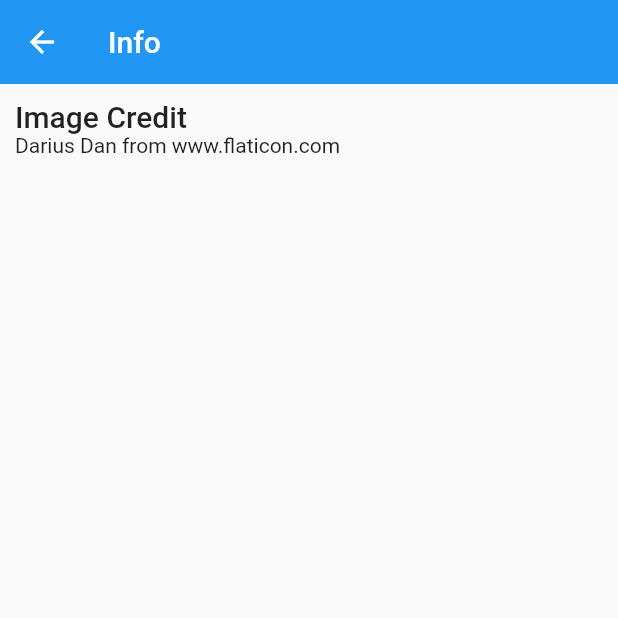
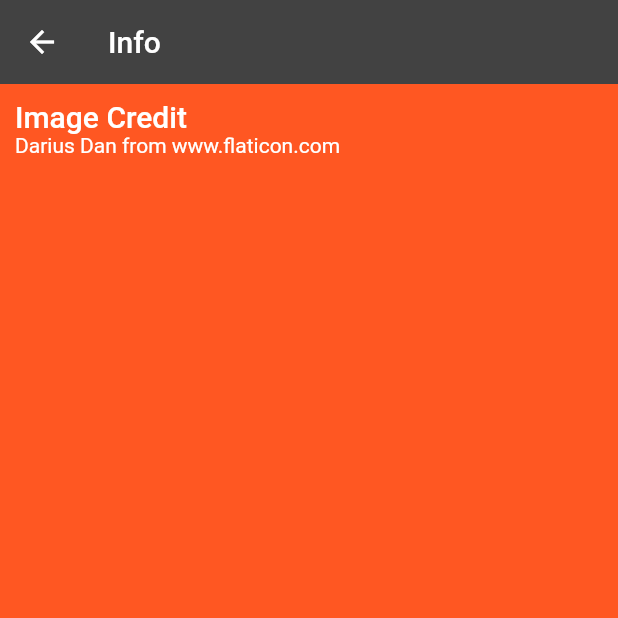
Before and after one commit to alex-sandri/keep-pterodactyls-away, a Flutter app: the screen it shows after launch, after a tap on the "info outline" icon, on a phone screen of 412 x 824 dp, the top half of it. Run offline on Flutter 3.47's test engine with Material 2 defaults, Android fonts, the phone set to English and light mode, and no system bars; our stand-ins replace flutter_svg.

Commit message:
Update theme

```diff
--- a/lib/main.dart
+++ b/lib/main.dart
@@ -19,14 +19,9 @@ class MyApp extends StatelessWidget {
     return MaterialApp(
       title: "Keep Pterodactyls Away",
       debugShowCheckedModeBanner: false,
-      theme: ThemeData.light().copyWith(
-        primaryColor: Colors.orange,
-        appBarTheme: AppBarTheme(
-          elevation: 0,
-        ),
-      ),
-      darkTheme: ThemeData.dark().copyWith(
-        primaryColor: Colors.orange,
+      theme: ThemeData.dark().copyWith(
+        primaryColor: Colors.deepOrange,
+        scaffoldBackgroundColor: Colors.deepOrange,
         appBarTheme: AppBarTheme(
           elevation: 0,
         ),
```
